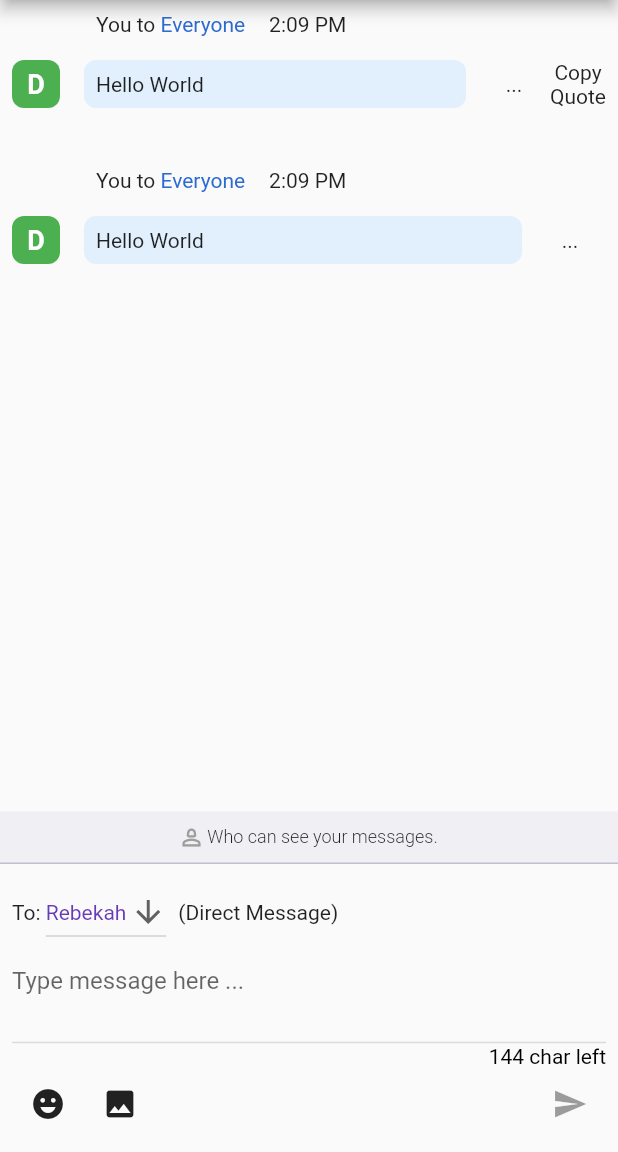
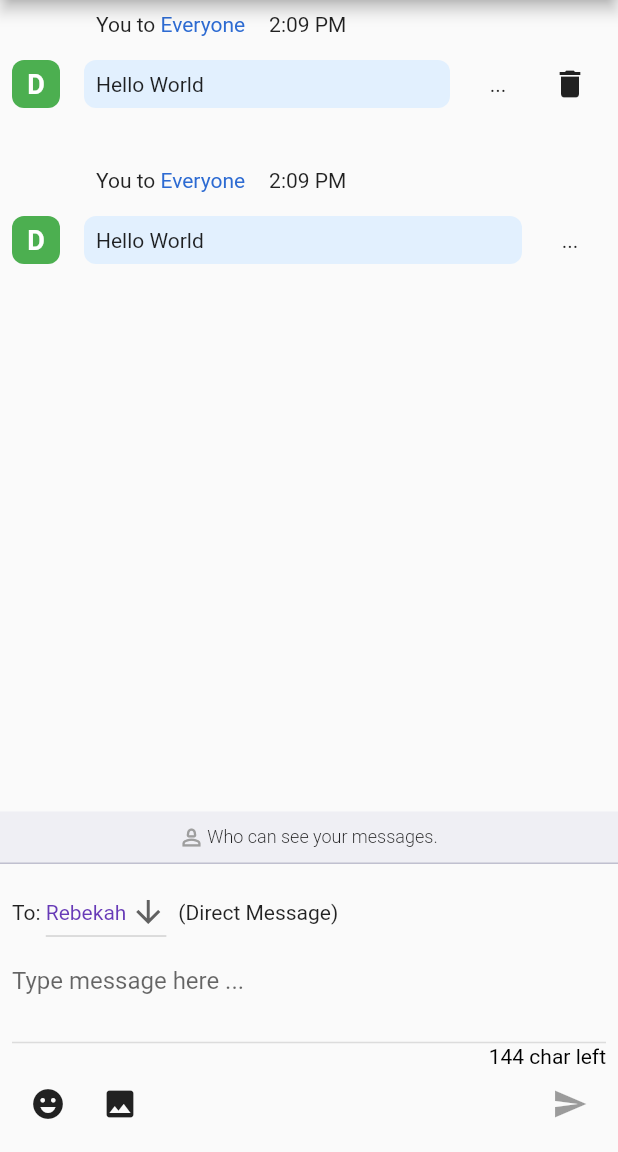
Before and after one commit to campcoxconsultants/sooner_layout_class, a Flutter app: the screen it shows after launch, after a tap on "...", on a phone screen of 412 x 824 dp, the part 84-1236 px from its top. Run offline on Flutter 3.47's test engine with Material 2 defaults, Android fonts, the phone set to English and light mode, and no system bars; our stand-ins replace file_picker; missing offline and left inert: backendless_sdk.

Commit message:
Added delete chat function

```diff
--- a/lib/chat_widget.dart
+++ b/lib/chat_widget.dart
@@ -2,6 +2,7 @@ import 'dart:io';
 
 import 'package:file_picker/file_picker.dart';
 import 'package:flutter/material.dart';
+import 'package:backendless_sdk/backendless_sdk.dart';
 
 import 'chat.dart';
 
@@ -10,11 +11,14 @@ class SingleChat extends StatefulWidget {
     super.key,
     required this.chat,
     this.paddingSize = 32,
+    required this.removeChat,
   });
 
   final Chat chat;
 
   final double paddingSize;
+
+  final void Function(Chat chat) removeChat;
 
   @override
   State<SingleChat> createState() => _SingleChatState();
@@ -23,11 +27,9 @@ class SingleChat extends StatefulWidget {
 class _SingleChatState extends State<SingleChat> {
   bool _actionsExpanded = false;
 
-  void _removeImage(int i) {
-    if (i < 0 || i >= widget.chat.images.length) return;
-    setState(() {
-      widget.chat.images.removeAt(i);
-    });
+  void _deleteChat() {
+    // Backendless.data.withClass<Chat>().remove(entity: widget.chat);
+    widget.removeChat(widget.chat);
   }
 
   @override
@@ -93,10 +95,6 @@ class _SingleChatState extends State<SingleChat> {
                               height: 100,
                               width: 100,
                             ),
-                            IconButton(
-                              onPressed: () => _removeImage(i),
-                              icon: const Icon(Icons.close),
-                            )
                           ],
                         ),
                       )
@@ -115,9 +113,10 @@ class _SingleChatState extends State<SingleChat> {
               icon: const Text('...'),
             ),
             if (_actionsExpanded)
-              Column(children: const [
-                Text('Copy'),
-                Text('Quote'),
+              Column(children: [
+                IconButton(
+                    onPressed: () => _deleteChat(),
+                    icon: const Icon(Icons.delete)),
               ]),
           ],
         ),
--- a/lib/main.dart
+++ b/lib/main.dart
@@ -130,6 +130,10 @@ class _MyHomePageState extends State<MyHomePage> {
                       SingleChat(
                         chat: _chats[i],
                         paddingSize: i == _chats.length - 1 ? 0 : 32,
+                        removeChat: (delChat) {
+                          _chats.remove(delChat);
+                          setState(() {});
+                        },
                       ),
                   ],
                 ),
--- a/pubspec.yaml
+++ b/pubspec.yaml
@@ -37,6 +37,7 @@ dependencies:
   # Use with the CupertinoIcons class for iOS style icons.
   cupertino_icons: ^1.0.2
   file_picker: ^5.2.5
+  backendless_sdk: ^7.2.12
 
 dev_dependencies:
   flutter_test:
```
Also changed, not shown: pubspec.lock.
